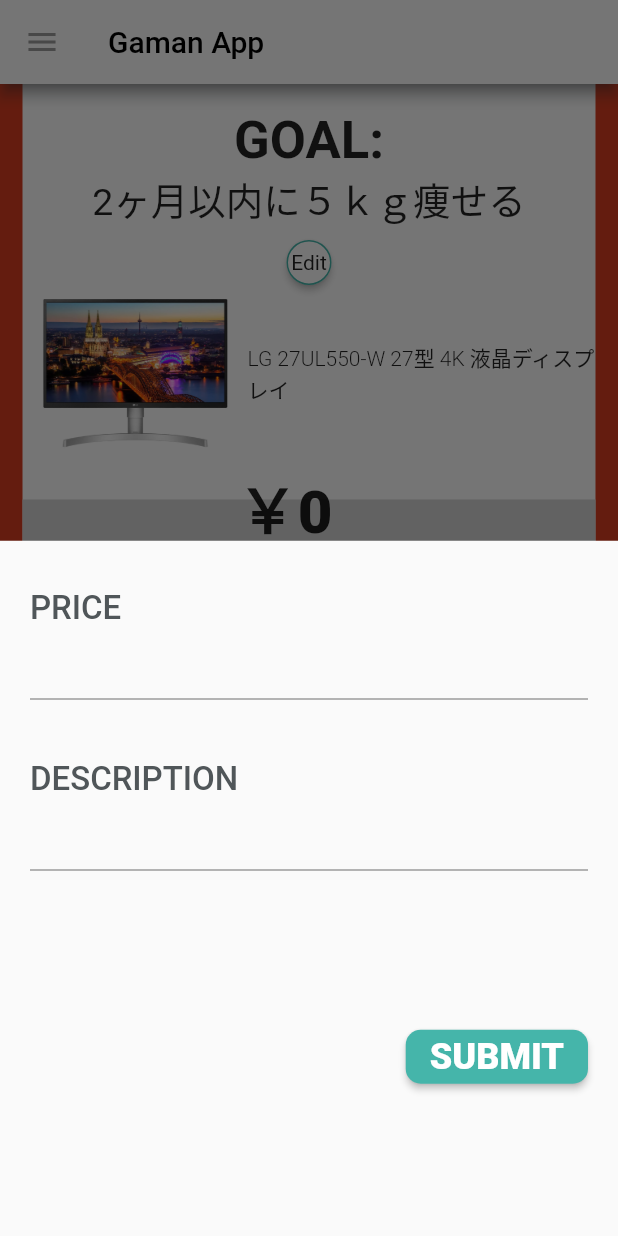
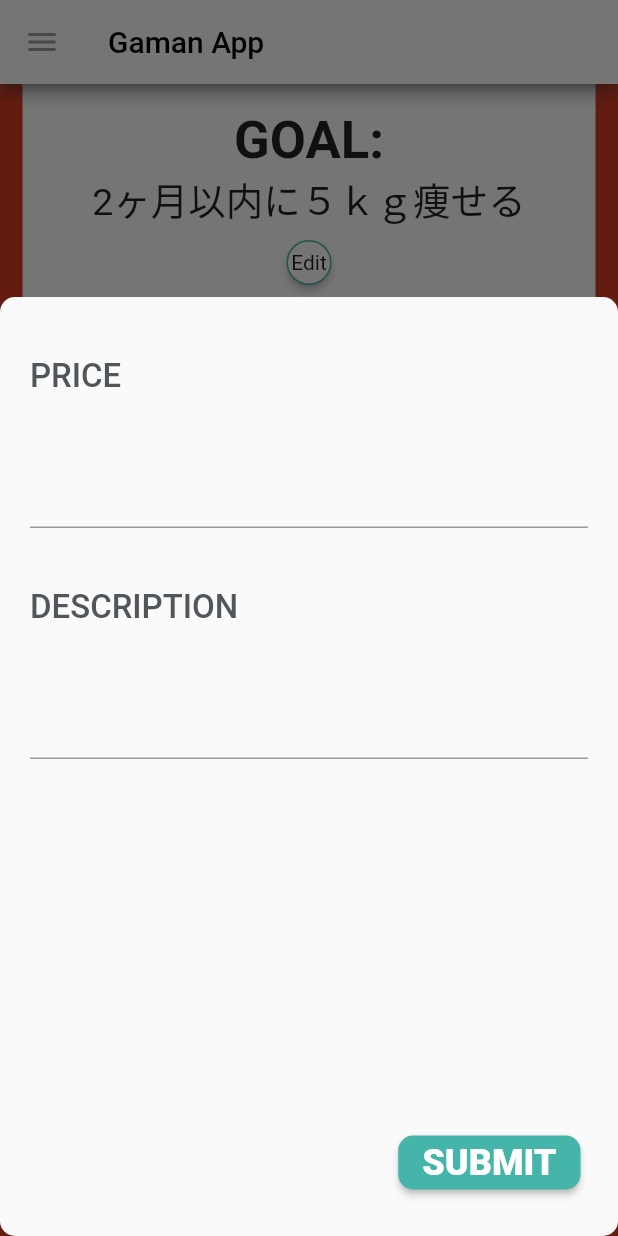
Before and after one commit to gaiax/my_gaman_app, a Flutter app: the screen it shows after launch, after a tap on "GAMAN", on a phone screen of 412 x 824 dp. Run offline on Flutter 3.47's test engine with Material 2 defaults, Android fonts, the phone set to English and light mode, and no system bars; our stand-ins replace cloud_firestore, firebase_auth, firebase_core, firebase_database; missing offline and left inert: wave_progress_widget; accounts and stored records are empty; Roboto replaces fonts that are missing (Yu Gothic).

Commit message:
Gaman登録のためのbottomsheetのレイアウト調整。（キーボードでテキストフィールドが隠れないように。） 登録後、テキストフィールドに入力した値を初期化。

```diff
--- a/lib/home.dart
+++ b/lib/home.dart
@@ -32,11 +32,11 @@ class _HomePageState extends State<HomePage> {
   var _currentValue = 0.0;
   var saving = 0;
   var wantThingPrice = 15000;
-
-  final controller = TextEditingController();
-  final controller2 = TextEditingController();
   var gaman_price;
   var gaman_text;
+
+  TextEditingController controller = new TextEditingController();
+  TextEditingController controller2 = new TextEditingController();
 
   @override
   Widget build(BuildContext context) {
@@ -207,15 +207,19 @@ class _HomePageState extends State<HomePage> {
   void submitGaman() {
     showModalBottomSheet(
       context: context,
-      builder: (BuildContext context) => Padding(
-        padding: EdgeInsets.all(20.0),
-        child: Column(
+      isScrollControlled: true,
+      shape: RoundedRectangleBorder(
+        borderRadius: BorderRadius.circular(10),
+      ),
+      builder: (BuildContext context) => Column(
         mainAxisAlignment: MainAxisAlignment.start,
         crossAxisAlignment: CrossAxisAlignment.start,
-          mainAxisSize: MainAxisSize.max,
+        mainAxisSize: MainAxisSize.min,
         children: <Widget>[
-            Padding(padding: EdgeInsets.all(6.0)),
-            Text(
+          Padding(padding: EdgeInsets.all(10.0)),
+          Padding(
+            padding: EdgeInsets.all(20.0),
+            child: Text(
               'PRICE',
               style: TextStyle(
                 fontSize: 22.0,
@@ -223,16 +227,21 @@ class _HomePageState extends State<HomePage> {
                 color: shadow,
               ),
             ),
-            TextField(
+          ),
+          Padding(
+            padding: EdgeInsets.all(20.0),
+            child: TextField(
               controller: controller,
               style: TextStyle(
-                fontSize: 14.0,
+                fontSize: 20.0,
                 fontWeight: FontWeight.w400,
               ),
               keyboardType: TextInputType.number,
             ),
-            Padding(padding: EdgeInsets.all(20.0)),
-            Text(
+          ),
+          Padding(
+            padding: EdgeInsets.all(20.0),
+            child: Text(
               'DESCRIPTION',
               style: TextStyle(
                 fontSize: 22.0,
@@ -240,16 +249,22 @@ class _HomePageState extends State<HomePage> {
                 color: shadow,
               ),
             ),
-            TextField(
+          ),
+          Padding(
+            padding: EdgeInsets.all(20.0),
+            child: TextField(
               controller: controller2,
               style: TextStyle(
-                fontSize: 14.0,
+                fontSize: 20.0,
                 fontWeight: FontWeight.w400,
               ),
             ),
-            Padding(padding: EdgeInsets.all(50.0),),
+          ),
+          Padding(padding: EdgeInsets.all(100.0),),
           Align(
             alignment: Alignment.bottomRight,
+            child: Padding(
+              padding: EdgeInsets.all(25.0),
               child: RaisedButton(
                 child: Text(
                   'SUBMIT',
@@ -266,17 +281,20 @@ class _HomePageState extends State<HomePage> {
                 ),
               ),
             ),
+          ),
         ],
-        ),
       ),
     );
   }
 
   void submitPressed() {
+    Navigator.pop(context);
     setState(() {
       gaman_price = controller.text;
       saving += int.parse(gaman_price);
       gaman_text = controller2.text;
+      controller = new TextEditingController();
+      controller2 = new TextEditingController();
     });
   }
 }
```
Lines whose indentation alone changed are shown as unchanged.
